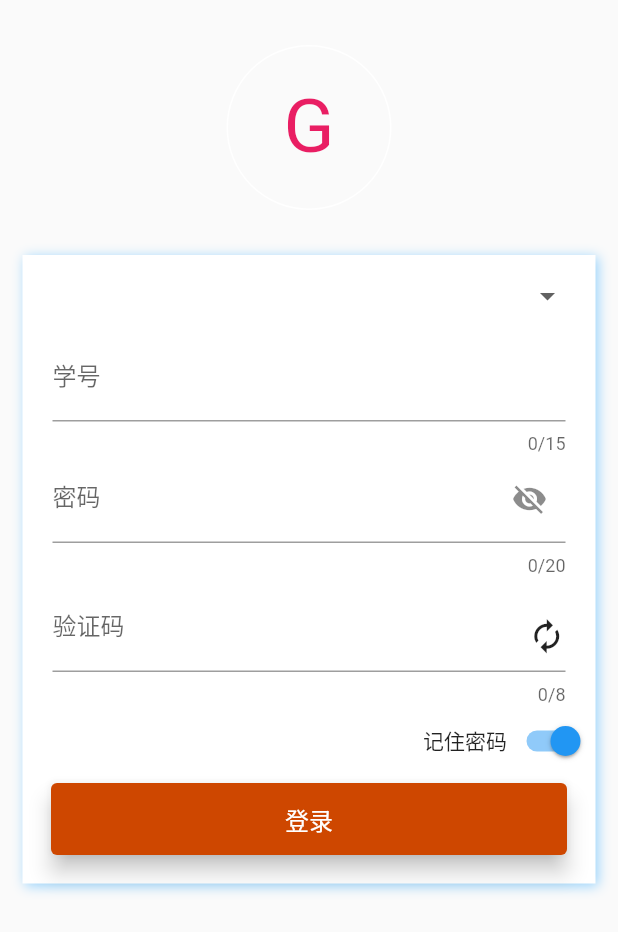
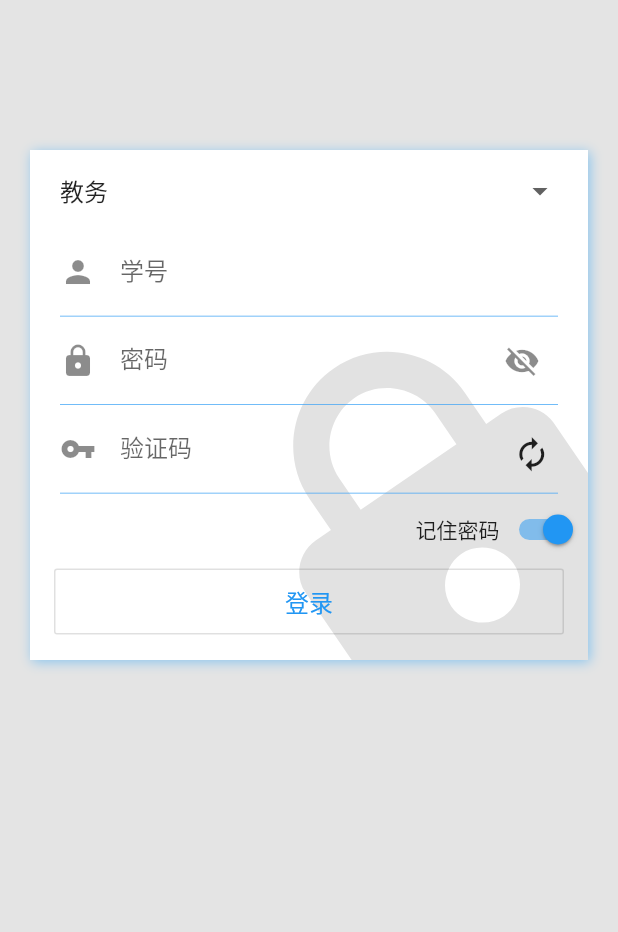
Before and after one commit to flylai/GlutAssistant, a Flutter app: the Login widget shown alone on an empty page, opened directly, on a phone screen of 412 x 824 dp. Shown: the top 932 px of the screen. Run offline on Flutter 3.47's test engine with Material 2 defaults, Android fonts, the phone set to English and light mode, and no system bars; our stand-ins replace image_picker, shared_preferences, sqflite, webview_flutter; missing offline and left inert: gbk2utf8; accounts and stored records are empty; network calls fail.

Commit message:
美化登录界面 & 移除globaldata中的学号部分

```diff
--- a/lib/Model/Login/LoginInfoModel.dart
+++ b/lib/Model/Login/LoginInfoModel.dart
@@ -5,24 +5,40 @@ import 'package:flutter/foundation.dart';
 import 'package:flutter/material.dart';
 import 'package:glutassistant/Common/Constant.dart';
 import 'package:glutassistant/Utility/FileUtil.dart';
-import 'package:glutassistant/Utility/HttpUtil.dart';
+import 'package:glutassistant/Utility/HttpUtil.dart' as http;
 import 'package:glutassistant/Utility/SharedPreferencesUtil.dart';
 
-enum CampusType { guilinJW, guilinOA, nanning } //桂林教务 桂林统一身份认证 南宁分校
+enum LoginType {
+  guilinJW,
+  guilinOA,
+  nanning,
+  fitness,
+  attendance
+} //桂林教务 桂林统一身份认证 南宁分校 体测 考勤
 
 class LoginInfo with ChangeNotifier {
+  LoginInfo() {
+    init();
+  }
+
+  SharedPreferenceUtil su;
+
+  TextEditingController _studentIdController = TextEditingController();
+  TextEditingController _passwordController = TextEditingController();
   TextEditingController _verifyCodeController = TextEditingController();
 
   bool _isLoading = false;
   bool _obscure = true; //密码的明文控制
   bool _savePwd = true; //记住密码开关控制
 
-  CampusType _campusType = CampusType.guilinJW;
+  LoginType _loginType = LoginType.guilinJW;
 
   Uint8List _verifyCodeImage;
   String _cookie = '';
   String _msg = '';
 
+  TextEditingController get studentIdController => _studentIdController;
+  TextEditingController get passwordController => _passwordController;
   TextEditingController get verifyCodeController => _verifyCodeController;
 
   bool get isLoading => _isLoading;
@@ -32,7 +48,7 @@ class LoginInfo with ChangeNotifier {
   String get msg => _msg;
   Uint8List get verifyCodeImage => _verifyCodeImage;
 
-  CampusType get campusType => _campusType;
+  LoginType get loginType => _loginType;
 
   set obscure(bool obscure) {
     _obscure = !_obscure;
@@ -44,20 +60,75 @@ class LoginInfo with ChangeNotifier {
     notifyListeners();
   }
 
-  Future<void> changeCampus(int campusIndex) async {
-    _campusType = CampusType.values[campusIndex];
-    if (campusIndex == 0 || campusIndex == 1)
-      Constant.URL_JW = Constant.URL_JW_GLUT;
-    else
-      Constant.URL_JW = Constant.URL_JW_GLUT_NN;
+  /// 更换登录方式
+  Future<void> changeLoginType(int loginTypeIndex) async {
+    _loginType = LoginType.values[loginTypeIndex];
+    if (loginTypeIndex <= 2) {
+      if (loginTypeIndex == 0 || loginTypeIndex == 1)
+        Constant.URL_JW = Constant.URL_JW_GLUT;
+      else
+        Constant.URL_JW = Constant.URL_JW_GLUT_NN;
+      su.setInt('login_type', loginTypeIndex);
+    }
+    setControllerPassword();
     notifyListeners();
-    SharedPreferenceUtil su = await SharedPreferenceUtil.getInstance();
-    su.setInt('campus', campusIndex);
   }
 
+  /// 登录操作
+  Future<bool> login() async {
+    String studentId = _studentIdController.text.trim();
+    String password = _passwordController.text.trim();
+    String verifyCode = _verifyCodeController.text.trim();
+
+    _isLoading = true;
+    notifyListeners();
+
+    Map<String, dynamic> result;
+    if (_loginType == LoginType.guilinOA)
+      result = await _loginOA(studentId, password, verifyCode, _cookie);
+    else
+      result = await _loginJW(studentId, password, verifyCode, _cookie);
+
+    if (result['success']) {
+      FileUtil fp = await FileUtil.getInstance();
+      // 写 session 到文件 TODO 以json存储
+      fp.writeFile(
+          result['cookie'], Constant.LIST_LOGIN_TITLE[loginType.index][3]);
+
+      _msg = '登录成功, 该界面无需理会, 可跳转至别的界面';
+    } else
+      _msg = '登录失败, 检查下登录信息是否有误';
+
+    savePassword(); // 不管登录成不成功，写了再说
+
+    _isLoading = false;
+    notifyListeners();
+    return result['success'];
+  }
+
+  /// 切换的登录方式的时候切换密码
+  Future<void> setControllerPassword() async {
+    String pwd =
+        await su.getString(Constant.LIST_LOGIN_TITLE[_loginType.index][1]);
+    _passwordController.text = pwd;
+  }
+
+  /// 登录的时候写进 sharedpreference
+  Future<void> savePassword() async {
+    String password = _passwordController.text;
+    String studentId = _studentIdController.text;
+    if (!_savePwd) {
+      password = '';
+      studentId = '';
+      su.setBool('remember_pwd', false);
+    }
+    su.setString(Constant.LIST_LOGIN_TITLE[loginType.index][1], password);
+    su.setString('student_id', studentId);
+  }
+
+  /// 刷新验证码
   Future<void> refreshVerifyCodeImage() async {
-    Map<String, dynamic> result = await HttpUtil()
-        .getCode(isOA: _campusType == CampusType.guilinOA ? true : false);
+    Map<String, dynamic> result = await _getCode();
     if (result['success']) {
       _verifyCodeImage = base64.decode(result['data']['image']);
       _cookie = result['data']['cookie'];
@@ -67,40 +138,96 @@ class LoginInfo with ChangeNotifier {
     notifyListeners();
   }
 
-  Future<bool> loginJW(String studentId, String password) async {
-    _isLoading = true;
-    notifyListeners();
-
-    Map<String, dynamic> result;
-    if (_campusType == CampusType.guilinOA)
-      result = await HttpUtil()
-          .loginOA(studentId, password, _verifyCodeController.text, _cookie);
-    else
-      result = await HttpUtil()
-          .loginJW(studentId, password, _verifyCodeController.text, _cookie);
-
-    if (result['success']) {
-      SharedPreferenceUtil su = await SharedPreferenceUtil.getInstance();
-      FileUtil fp = await FileUtil.getInstance();
-      fp.writeFile(result['cookie'], Constant.FILE_SESSION);
-      if (!_savePwd) {
-        su.setString('student_id', '');
-        su.setString('password_JW', '');
-        su.setBool('remember_pwd', false);
-      }
-      _msg = '登录成功, 该界面无需理会, 可跳转至别的界面';
-    } else
-      _msg = '登录失败, 检查下登录信息是否有误';
-
-    _isLoading = false;
-    notifyListeners();
-    return result['success'];
+  Future<void> init() async {
+    su = await SharedPreferenceUtil.getInstance();
+    _loginType = LoginType.values[
+        await su.getInt('login_type')]; // 由于拥有了屏风校区的选项,原来的campus改成了登录选项,于1.4.4改
+    _studentIdController.text = await su.getString('student_id');
+    changeLoginType(_loginType.index);
+    await refreshVerifyCodeImage();
   }
 
-  Future<void> init() async {
-    SharedPreferenceUtil su = await SharedPreferenceUtil.getInstance();
-    _campusType = CampusType.values[await su.getInt('campus')];
-    changeCampus(_campusType.index);
-    await refreshVerifyCodeImage();
+  // HTTP 请求登录部分
+  /// 获取验证码
+  Future<Map<String, dynamic>> _getCode() async {
+    String verifyCodeURL = Constant.LIST_LOGIN_TITLE[_loginType.index][2];
+    try {
+      var response = await http.get(verifyCodeURL, '');
+      var data = {
+        'cookie': response.headers['set-cookie'].split(';')[0],
+        'image': base64.encode(response.bodyBytes)
+      };
+      return {'success': true, 'data': data};
+    } catch (e) {
+      return {'success': false, 'data': e};
+    }
+  }
+
+  Future<Map<String, dynamic>> _loginJW(String studentId, String password,
+      String verifyCode, String cookie) async {
+    try {
+      var postData = {
+        "j_username": studentId,
+        "j_password": password,
+        "j_captcha": verifyCode.trim().toString()
+      };
+      var response = await http
+          .post(Constant.URL_JW + Constant.URL_LOGIN, postData, cookie: cookie);
+      if (response.headers['location'].contains('index_new'))
+        return {
+          'success': true,
+          'cookie': response.headers['set-cookie'].split(';')[0]
+        };
+      else
+        return {'success': false, 'cookie': ''};
+    } catch (e) {
+      return {'success': false, 'cookie': ''};
+    }
+  }
+
+  Future<Map<String, dynamic>> _loginOA(String studentId, String password,
+      String verifyCode, String cookie) async {
+    print('?');
+    try {
+      var responseLt = await http.get(Constant.URL_LOGIN_OA, cookie);
+      RegExp ltExp = RegExp('name="lt" value="(.*)"');
+      RegExpMatch ltMatch = ltExp.firstMatch(responseLt.body);
+
+      String lt = ltMatch.group(1);
+      Map<String, dynamic> postData = {
+        '_eventId': 'submit',
+        'j_captcha_response': verifyCode,
+        'lt': lt,
+        'password': password,
+        'useValidateCode': '1',
+        'username': studentId
+      };
+      // 这谜一样的统一身份认证要跳转3次
+      // 先登录统一身份认证
+      var response =
+          await http.post(Constant.URL_LOGIN_OA, postData, cookie: cookie);
+      if (response.body == '') {
+        // 登录成功
+        // 第一次跳转 获取乱七八糟的认证信息
+        // 以下虽然可以走 get 但是写着走 post 是有原因的，可以get，但没必要
+        response = await http.post(Constant.URL_OA_TO_JW, {'test': '1'},
+            cookie: cookie);
+        // 第二次跳转登录教务
+        response = await http.post(response.headers['location'], {'test': '1'});
+        // 第三次跳转带着验证码和验证码cookie登录到教务并返回cookie，一般都是登录成功
+        response = await http.post(response.headers['location'], {'test': '1'},
+            cookie: (response.headers['set-cookie'].split(';'))[0]);
+        if (response.headers['location'].contains('index_new'))
+          return {
+            'success': true,
+            'cookie': response.headers['set-cookie'].split(';')[0]
+          };
+        else
+          return {'success': false, 'cookie': ''};
+      }
+    } catch (e) {
+      return {'success': false, 'cookie': ''};
+    }
+    return {'success': false, 'cookie': ''};
   }
 }
--- a/lib/View/Login/Login.dart
+++ b/lib/View/Login/Login.dart
@@ -10,20 +10,22 @@ class Login extends StatelessWidget {
   Widget build(BuildContext context) {
     return ChangeNotifierProvider<LoginInfo>(
         create: (BuildContext context) => LoginInfo(),
-        child: Container(
+        child: Consumer<GlobalData>(
+            builder: (context, globalData, _) => Container(
+                  color: Color.fromRGBO(228, 228, 228, 1)
+                      .withOpacity(globalData.opacity),
                   child: _buildBody(),
                   alignment: Alignment.center,
-        ));
+                )));
   }
 
   Widget _buildBody() {
     return ListView(
       children: <Widget>[
-        _builderCircleAvatar(),
+        SizedBox(height: 100),
         Container(
           //输入框之类的
-          margin: EdgeInsets.fromLTRB(15, 0, 15, 0),
-          padding: EdgeInsets.fromLTRB(0, 0, 0, 12),
+          margin: EdgeInsets.fromLTRB(20, 0, 20, 0),
           alignment: Alignment.center,
           decoration: BoxDecoration(
             color: Colors.white,
@@ -34,31 +36,55 @@ class Login extends StatelessWidget {
                   blurRadius: 6.0),
             ],
           ),
-          child: Column(
+          child: Stack(overflow: Overflow.clip, children: [
+            Positioned(
+              child: _buildLock(),
+              right: 0,
+              bottom: -180,
+            ),
+            Column(
               mainAxisSize: MainAxisSize.max,
               mainAxisAlignment: MainAxisAlignment.center,
               children: <Widget>[
-              _buildCampusDropdown(),
+                _buildLoginTypeDropdown(),
                 _buildStudentIdTextFiled(),
+                _buildDivider(),
                 _buildPasswordTextFiled(),
+                _buildDivider(),
                 _buildVerifyCodeEdit(),
+                _buildDivider(),
                 _buildSavePwdSwitch(),
-              _buildCommitButton()
+                _buildCommitButton(),
               ],
             ),
+          ]),
         )
       ],
     );
   }
 
-  Widget _buildCampusDropdown() {
+  Widget _buildLock() {
+    return Container(
+        transform: Matrix4.rotationZ(-0.6),
+        child: Stack(
+          children: <Widget>[
+            Icon(
+              Icons.lock,
+              size: 300,
+              color: Colors.grey.withOpacity(0.3),
+            ),
+          ],
+        ));
+  }
+
+  Widget _buildLoginTypeDropdown() {
     return Consumer<LoginInfo>(
         builder: (context, loginInfo, _) => Container(
             margin: EdgeInsets.fromLTRB(20.0, 15.0, 20.0, 3.0),
             child: DropdownButtonHideUnderline(
                 child: DropdownButton(
               value: loginInfo.loginType.index,
-              items: _generateCampusList(),
+              items: _generateLoginTypeList(),
               isDense: true,
               isExpanded: true,
               onChanged: (value) async {
@@ -72,32 +98,25 @@ class Login extends StatelessWidget {
     //提交按钮
     return Consumer2<LoginInfo, GlobalData>(
         builder: (context, loginInfo, globalData, _) {
-      if (loginInfo.isLoading) return CircularProgressIndicator();
+      if (loginInfo.isLoading)
+        return Container(
+            margin: EdgeInsets.fromLTRB(16, 0, 16, 15),
+            child: CircularProgressIndicator());
       return Container(
         width: double.infinity,
-          margin: EdgeInsets.fromLTRB(15.0, 0, 15.0, 3.0),
-          child: Card(
-            color: Color.fromARGB(255, 206, 71, 0),
-            elevation: 6.0,
-            child: FlatButton(
+        margin: EdgeInsets.fromLTRB(16, 0, 16, 15),
+        child: OutlineButton(
             onPressed: () async {
               if (loginInfo.studentIdController.text.isEmpty ||
                   loginInfo.passwordController.text.isEmpty) {
                 CommonSnackBar.buildSnackBar(context, '登录信息似乎没有填写完呢');
                 return;
               }
-                  // await globalData.setStudentId(needRefresh: false);
-                  // await loginInfo.setPassword();
               if (await loginInfo.login()) {
                 showModalBottomSheet(
                     context: context,
                     builder: (ctx) {
-                          return Container(
-                            child: Column(
-                              mainAxisSize: MainAxisSize.min,
-                              children: _buildTodoList(ctx, globalData),
-                            ),
-                          );
+                      return _buildTodoList(ctx);
                     });
               } else {
                 CommonSnackBar.buildSnackBar(context, loginInfo.msg);
@@ -108,10 +127,10 @@ class Login extends StatelessWidget {
               padding: EdgeInsets.all(10.0),
               child: Text(
                 '登录',
-                    style: TextStyle(color: Colors.white, fontSize: 16.0),
+                style: TextStyle(color: Colors.blue, fontSize: 16.0),
               ),
             )),
-          ));
+      );
     });
   }
 
@@ -144,14 +163,16 @@ class Login extends StatelessWidget {
 
   Widget _buildPasswordTextFiled() {
     //密码框
-    return Consumer2<LoginInfo, GlobalData>(
-        builder: (context, loginInfo, globalData, _) => Padding(
+    return Consumer<LoginInfo>(
+        builder: (context, loginInfo, _) => Padding(
               padding: EdgeInsets.fromLTRB(20.0, 0.0, 20.0, 0),
               child: TextField(
                 controller: loginInfo.passwordController,
-                maxLength: 20,
+                // maxLength: 20,
                 decoration: InputDecoration(
+                    icon: Icon(Icons.lock),
                     labelText: '密码',
+                    border: InputBorder.none,
                     suffixIcon: IconButton(
                         icon: Icon(
                           loginInfo.obscure
@@ -181,21 +202,24 @@ class Login extends StatelessWidget {
 
   Widget _buildStudentIdTextFiled() {
     //学号输入框
-    return Consumer2<LoginInfo, GlobalData>(
-        builder: (context, loginInfo, globalData, _) => Padding(
+    return Consumer<LoginInfo>(
+        builder: (context, loginInfo, _) => Padding(
               padding: EdgeInsets.fromLTRB(20.0, 10.0, 20.0, 0),
               child: TextField(
-                controller: globalData.studentIdController,
-                maxLength: 15,
+                controller: loginInfo.studentIdController,
+                // maxLength: 15,
                 keyboardType: TextInputType.number,
                 decoration: InputDecoration(
+                  border: InputBorder.none,
+                  icon: Icon(Icons.person),
                   labelText: '学号',
                 ),
               ),
             ));
   }
 
-  List<Widget> _buildTodoList(BuildContext context, GlobalData globalData) {
+  Widget _buildTodoList(BuildContext context) {
+    return Consumer<GlobalData>(builder: (context, globalData, _) {
       List<Widget> list = [];
       list.add(ListTile(
         title: Text('教务登录成功啦！你想？'),
@@ -216,7 +240,20 @@ class Login extends StatelessWidget {
           onTap: () {
             Navigator.of(context).pop();
           }));
-    return list;
+      return Column(
+        mainAxisSize: MainAxisSize.min,
+        children: list,
+      );
+    });
+  }
+
+  Widget _buildDivider() {
+    return Divider(
+        color: Colors.blue.shade400,
+        height: 0,
+        indent: 20,
+        endIndent: 20,
+        thickness: 0.5);
   }
 
   Widget _buildVerifyCodeEdit() {
@@ -224,30 +261,26 @@ class Login extends StatelessWidget {
       Widget verifyCodeEdit = TextField(
         controller: loginInfo.verifyCodeController,
         decoration: InputDecoration(
+          border: InputBorder.none,
+          icon: Icon(Icons.vpn_key),
           labelText: '验证码',
         ),
-        maxLength: 8,
         keyboardType: TextInputType.number,
       );
-      Widget getNewVerifyImage = InkWell(
-        child: Container(
-            alignment: Alignment.centerRight,
-            width: 100.0,
-            height: 70.0,
-            child: new GestureDetector(
+      Widget getNewVerifyImage = GestureDetector(
           onTap: () async {
             await loginInfo.refreshVerifyCodeImage();
             CommonSnackBar.buildSnackBar(context, loginInfo.msg);
           },
-                child: _buildVerifyCodeImage())),
-      );
+          child: _buildVerifyCodeImage());
       return Padding(
-        padding: EdgeInsets.fromLTRB(20, 5, 20, 0),
+        padding: EdgeInsets.fromLTRB(20, 0, 20, 0),
         child: Stack(
           children: <Widget>[
             verifyCodeEdit,
-            Align(
-              alignment: Alignment.topRight,
+            Positioned(
+              right: 5,
+              top: 20,
               child: getNewVerifyImage,
             ),
           ],
@@ -268,9 +301,10 @@ class Login extends StatelessWidget {
     });
   }
 
-  List<DropdownMenuItem> _generateCampusList() {
+  List<DropdownMenuItem> _generateLoginTypeList() {
     List<DropdownMenuItem> items = [];
     for (int i = 0; i < Constant.LIST_LOGIN_TITLE.length; i++) {
+      if (i >= 3) break;
       items.add(DropdownMenuItem(
           value: i, child: Text(Constant.LIST_LOGIN_TITLE[i][0])));
     }
```
Also changed, not shown: lib/Model/GlobalData.dart (+0 -14 lines), lib/Model/Settings/PasswordData.dart (+21 -7 lines), lib/View/Settings/Settings.dart (+5 -4 lines). Lines whose indentation alone changed are shown as unchanged.
